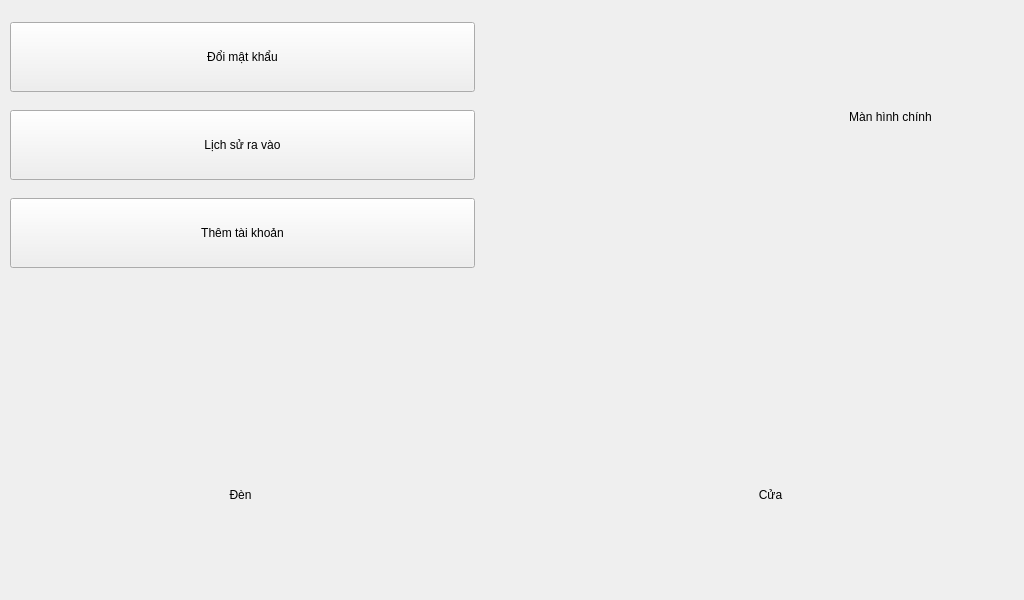
minhnt29/Graduation_GUI, file door.ui: the form before one commit.
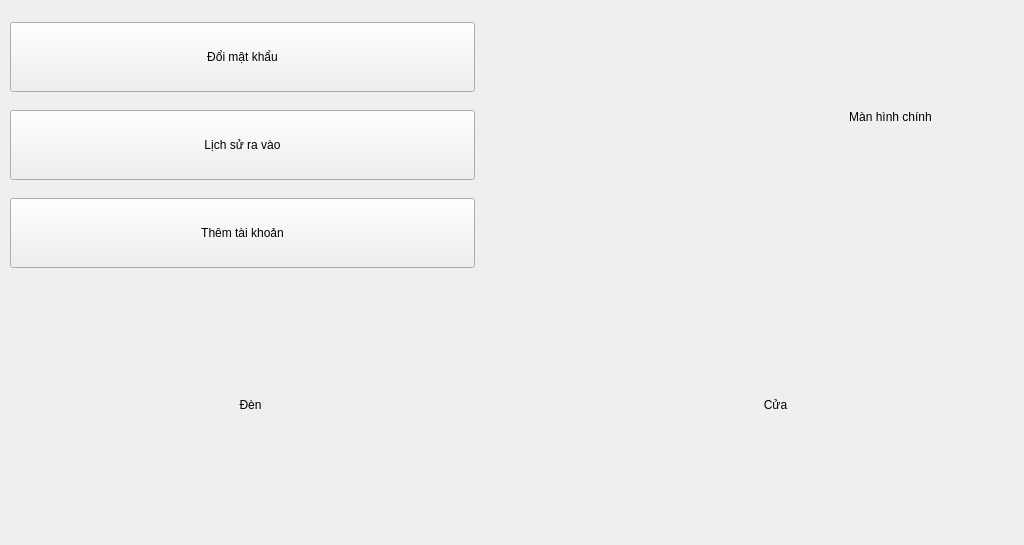
The form after the commit. Icons and pictures are not drawn.

What changed in the file:
```diff
--- a/door.ui
+++ b/door.ui
@@ -7,19 +7,19 @@
     <x>0</x>
     <y>0</y>
     <width>1024</width>
-    <height>600</height>
+    <height>545</height>
    </rect>
   </property>
   <property name="minimumSize">
    <size>
     <width>1024</width>
-    <height>600</height>
+    <height>545</height>
    </size>
   </property>
   <property name="maximumSize">
    <size>
     <width>1024</width>
-    <height>600</height>
+    <height>545</height>
    </size>
   </property>
   <property name="baseSize">
@@ -190,9 +190,9 @@
   <widget class="QPushButton" name="pushButton_Light">
    <property name="geometry">
     <rect>
-     <x>130</x>
-     <y>420</y>
-     <width>221</width>
+     <x>110</x>
+     <y>330</y>
+     <width>281</width>
      <height>150</height>
     </rect>
    </property>
@@ -229,9 +229,9 @@
   <widget class="QPushButton" name="pushButton_Door">
    <property name="geometry">
     <rect>
-     <x>660</x>
-     <y>420</y>
-     <width>221</width>
+     <x>640</x>
+     <y>330</y>
+     <width>271</width>
      <height>150</height>
     </rect>
    </property>
```
